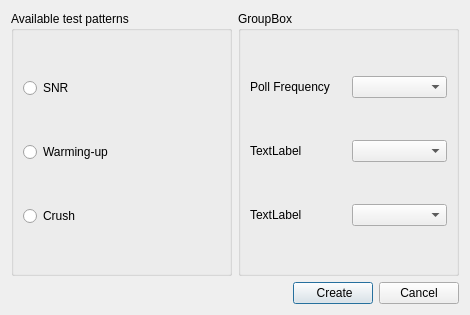
First picture: the form in testingdialog.ui, repository encoreee/Testcomplex, before the edit.
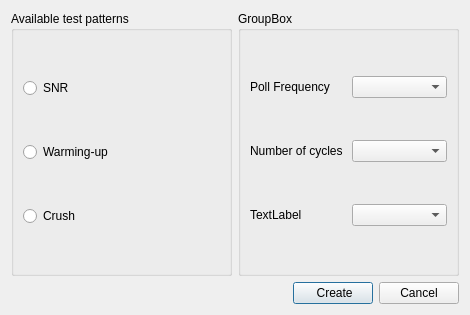
Second picture: the form after the edit.

The edit to the form file:
```diff
--- a/testingdialog.ui
+++ b/testingdialog.ui
@@ -77,7 +77,7 @@
         <item row="2" column="0">
          <widget class="QLabel" name="label">
           <property name="text">
-           <string>TextLabel</string>
+           <string>Number of cycles</string>
           </property>
          </widget>
         </item>
```
Left out of the diff: 2 changed lines with no effect on the pictures.
